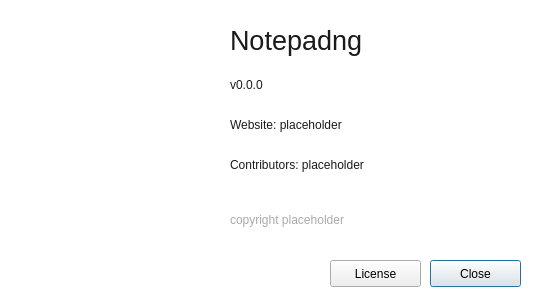
Above: src/ui/frmabout.ui from kravich/notepad before the change. Below: the same form after it.
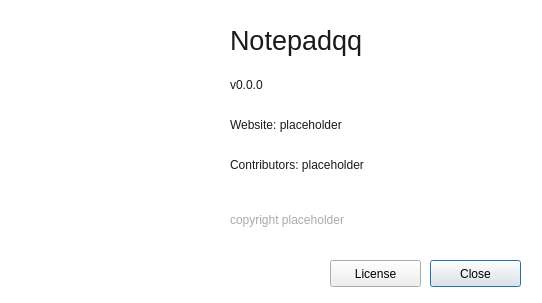
That is the form after the change. Icons and pictures are not drawn.

Commit message: Perform sed -i "s/notepadqq/notepad/g" on all files

Diff of the .ui file:
```diff
--- a/src/ui/frmabout.ui
+++ b/src/ui/frmabout.ui
@@ -98,7 +98,7 @@
     <string notr="true">color: rgb(26, 26, 26);</string>
    </property>
    <property name="text">
-    <string notr="true">Notepadng</string>
+    <string notr="true">Notepadqq</string>
    </property>
   </widget>
   <widget class="QPushButton" name="btnLicense">
```
Left out of the diff: 4 changed lines with no effect on the pictures. The commit also changes 43 other files.
